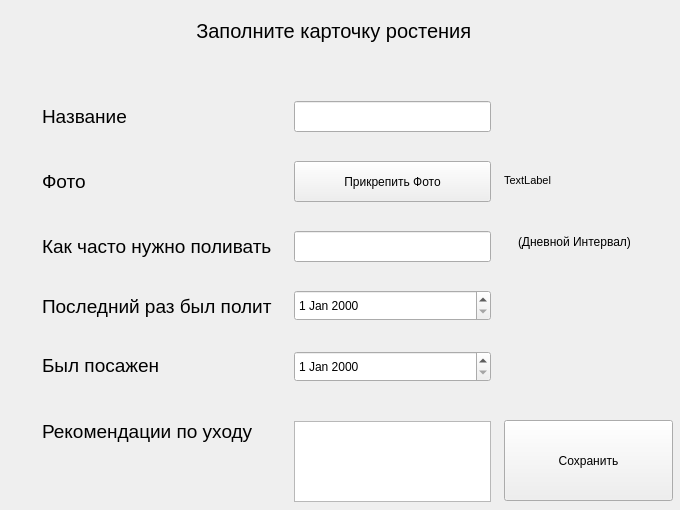
First picture: the form in qt_ui/flower_registr.ui, repository koalmsk/flowerProject, before the edit.
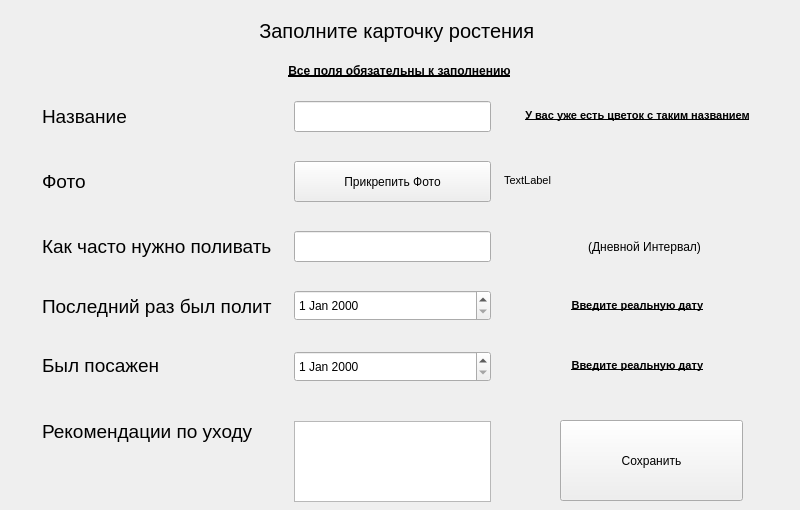
Second picture: the form after the edit.

Commit message: flower registr update

Patch:
```diff
--- a/qt_ui/flower_registr.ui
+++ b/qt_ui/flower_registr.ui
@@ -6,7 +6,7 @@
    <rect>
     <x>0</x>
     <y>0</y>
-    <width>680</width>
+    <width>800</width>
     <height>510</height>
    </rect>
   </property>
@@ -18,13 +18,13 @@
   </property>
   <property name="minimumSize">
    <size>
-    <width>680</width>
+    <width>800</width>
     <height>510</height>
    </size>
   </property>
   <property name="maximumSize">
    <size>
-    <width>680</width>
+    <width>800</width>
     <height>510</height>
    </size>
   </property>
@@ -106,15 +106,18 @@
   <widget class="QLabel" name="label_3">
    <property name="geometry">
     <rect>
-     <x>518</x>
+     <x>504</x>
      <y>231</y>
-     <width>113</width>
-     <height>21</height>
+     <width>281</width>
+     <height>31</height>
     </rect>
    </property>
    <property name="text">
     <string>(Дневной Интервал)</string>
    </property>
+   <property name="alignment">
+    <set>Qt::AlignCenter</set>
+   </property>
   </widget>
   <widget class="QLabel" name="label_5">
    <property name="geometry">
@@ -175,9 +178,9 @@
    </property>
    <property name="geometry">
     <rect>
-     <x>504</x>
+     <x>560</x>
      <y>420</y>
-     <width>169</width>
+     <width>183</width>
      <height>81</height>
     </rect>
    </property>
@@ -259,7 +262,7 @@
     <rect>
      <x>14</x>
      <y>10</y>
-     <width>645</width>
+     <width>771</width>
      <height>41</height>
     </rect>
    </property>
@@ -280,7 +283,7 @@
     <rect>
      <x>504</x>
      <y>160</y>
-     <width>169</width>
+     <width>281</width>
      <height>41</height>
     </rect>
    </property>
@@ -293,6 +296,113 @@
     <string>TextLabel</string>
    </property>
   </widget>
+  <widget class="QLabel" name="wrong_inputs_lable">
+   <property name="enabled">
+    <bool>true</bool>
+   </property>
+   <property name="geometry">
+    <rect>
+     <x>14</x>
+     <y>60</y>
+     <width>771</width>
+     <height>21</height>
+    </rect>
+   </property>
+   <property name="font">
+    <font>
+     <weight>75</weight>
+     <bold>true</bold>
+     <underline>true</underline>
+    </font>
+   </property>
+   <property name="text">
+    <string>Все поля обязательны к заполнению</string>
+   </property>
+   <property name="alignment">
+    <set>Qt::AlignCenter</set>
+   </property>
+  </widget>
+  <widget class="QLabel" name="wrong_flower_name_lable">
+   <property name="enabled">
+    <bool>true</bool>
+   </property>
+   <property name="geometry">
+    <rect>
+     <x>490</x>
+     <y>100</y>
+     <width>295</width>
+     <height>31</height>
+    </rect>
+   </property>
+   <property name="font">
+    <font>
+     <pointsize>8</pointsize>
+     <weight>75</weight>
+     <bold>true</bold>
+     <underline>true</underline>
+    </font>
+   </property>
+   <property name="text">
+    <string>У вас уже есть цветок с таким названием</string>
+   </property>
+   <property name="alignment">
+    <set>Qt::AlignCenter</set>
+   </property>
+  </widget>
+  <widget class="QLabel" name="wrong_date_lable_1">
+   <property name="enabled">
+    <bool>true</bool>
+   </property>
+   <property name="geometry">
+    <rect>
+     <x>490</x>
+     <y>290</y>
+     <width>295</width>
+     <height>31</height>
+    </rect>
+   </property>
+   <property name="font">
+    <font>
+     <pointsize>8</pointsize>
+     <weight>75</weight>
+     <bold>true</bold>
+     <underline>true</underline>
+    </font>
+   </property>
+   <property name="text">
+    <string>Введите реальную дату</string>
+   </property>
+   <property name="alignment">
+    <set>Qt::AlignCenter</set>
+   </property>
+  </widget>
+  <widget class="QLabel" name="wrong_date_lable_2">
+   <property name="enabled">
+    <bool>true</bool>
+   </property>
+   <property name="geometry">
+    <rect>
+     <x>490</x>
+     <y>350</y>
+     <width>295</width>
+     <height>31</height>
+    </rect>
+   </property>
+   <property name="font">
+    <font>
+     <pointsize>8</pointsize>
+     <weight>75</weight>
+     <bold>true</bold>
+     <underline>true</underline>
+    </font>
+   </property>
+   <property name="text">
+    <string>Введите реальную дату</string>
+   </property>
+   <property name="alignment">
+    <set>Qt::AlignCenter</set>
+   </property>
+  </widget>
  </widget>
  <resources/>
  <connections/>
```
Left out of the diff: 2 changed lines with no effect on the pictures. The commit also changes 11 other files.
